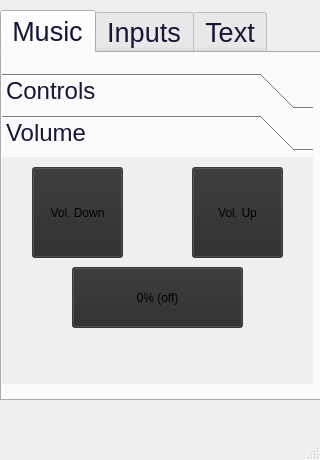
The window that form.ui (jkeller52/pigui) describes before a commit, drawn with Qt 5.
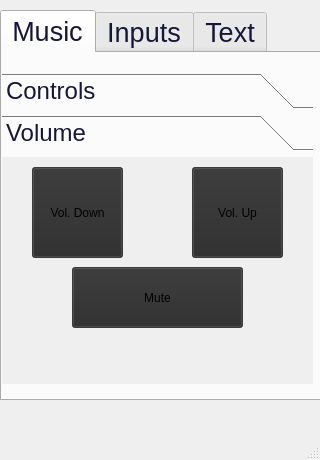
The same window after the commit. Icons and pictures are not drawn.

```diff
--- a/form.ui
+++ b/form.ui
@@ -220,7 +220,7 @@
 border-color: rgb(0, 0, 0);</string>
         </property>
         <property name="text">
-         <string>0% (off)</string>
+         <string>Mute</string>
         </property>
        </widget>
        <widget class="QPushButton" name="pushButtonVolDown">
```
Left out of the diff: 2 changed lines with no effect on the pictures.
